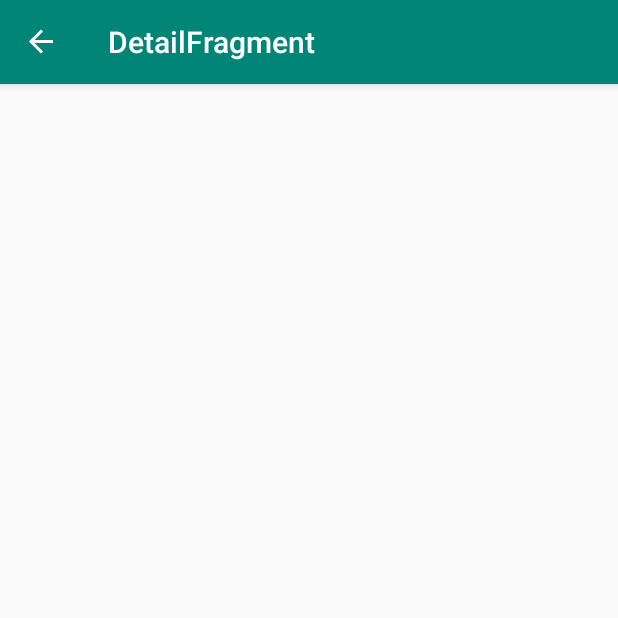
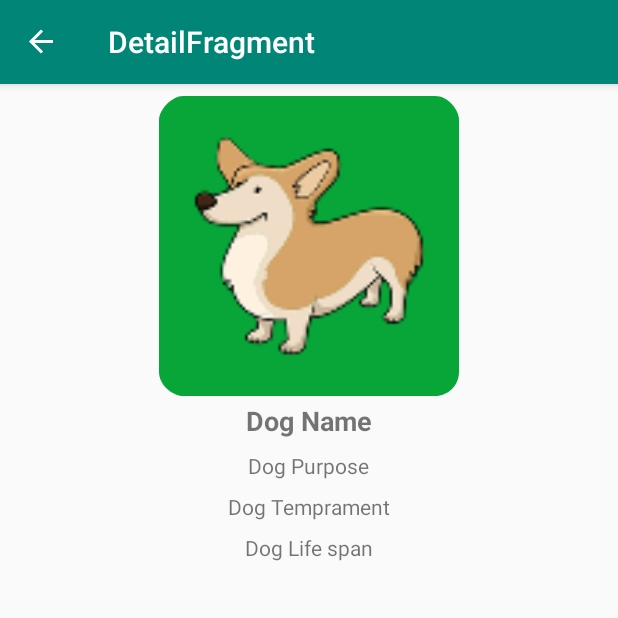
Before and after one commit to deepakrout/DogsApp, an Android app: the DetailFragment screen opened through its navigation route, on a phone screen of 412 x 824 dp, the top half of it. Run offline under Robolectric (Android 15) with nearby library versions, the phone set to English and light mode, and no system bars; our stand-ins replace data binding, navigation-ui.

Commit message:
Detail layout added

```diff
--- a/app/src/main/res/layout/fragment_detail.xml
+++ b/app/src/main/res/layout/fragment_detail.xml
@@ -4,10 +4,59 @@
         xmlns:app="http://schemas.android.com/apk/res-auto"
         xmlns:tools="http://schemas.android.com/tools">
 
-    <androidx.constraintlayout.widget.ConstraintLayout
+    <RelativeLayout
             android:layout_width="match_parent"
             android:layout_height="match_parent"
             tools:context=".view.DetailFragment">
 
-    </androidx.constraintlayout.widget.ConstraintLayout>
+        <ImageView
+                android:id="@+id/dogImage"
+                android:layout_width="match_parent"
+                android:layout_height="wrap_content"
+                android:layout_alignParentTop="true"
+                android:src="@mipmap/ic_dog_icon"
+                android:scaleType="fitCenter"
+                android:minHeight="200dp"/>
+
+        <TextView
+                android:id="@+id/dogName"
+                android:layout_width="wrap_content"
+                android:layout_height="wrap_content"
+                android:layout_below="@id/dogImage"
+                android:text="Dog Name"
+                style="@style/Title"
+                android:layout_centerHorizontal="true"
+                android:layout_margin="4dp"/>
+
+        <TextView
+                android:id="@+id/dogPurpose"
+                android:layout_width="wrap_content"
+                android:layout_height="wrap_content"
+                android:layout_below="@id/dogName"
+                android:text="Dog Purpose"
+                style="@style/Text"
+                android:layout_centerHorizontal="true"
+                android:layout_margin="4dp"/>
+
+        <TextView
+                android:id="@+id/dogTemperament"
+                android:layout_width="wrap_content"
+                android:layout_height="wrap_content"
+                android:layout_below="@id/dogPurpose"
+                android:text="Dog Temprament"
+                style="@style/Text"
+                android:layout_centerHorizontal="true"
+                android:layout_margin="4dp"/>
+
+        <TextView
+                android:id="@+id/dogLifespan"
+                android:layout_width="wrap_content"
+                android:layout_height="wrap_content"
+                android:layout_below="@id/dogTemperament"
+                android:text="Dog Life span"
+                style="@style/Text"
+                android:layout_centerHorizontal="true"
+                android:layout_margin="4dp"/>
+
+    </RelativeLayout>
 </layout>
--- a/app/src/main/res/values/styles.xml
+++ b/app/src/main/res/values/styles.xml
@@ -8,4 +8,13 @@
         <item name="colorAccent">@color/colorAccent</item>
     </style>
 
+    <style name="Title">
+        <item name="android:textSize">18sp</item>
+        <item name="android:textStyle">bold</item>
+    </style>
+
+    <style name="Text">
+        <item name="android:textSize">14sp</item>
+    </style>
+
 </resources>
```
Also changed, not shown: app/src/main/res/layout/item_dog.xml (added, +39 -0 lines).
